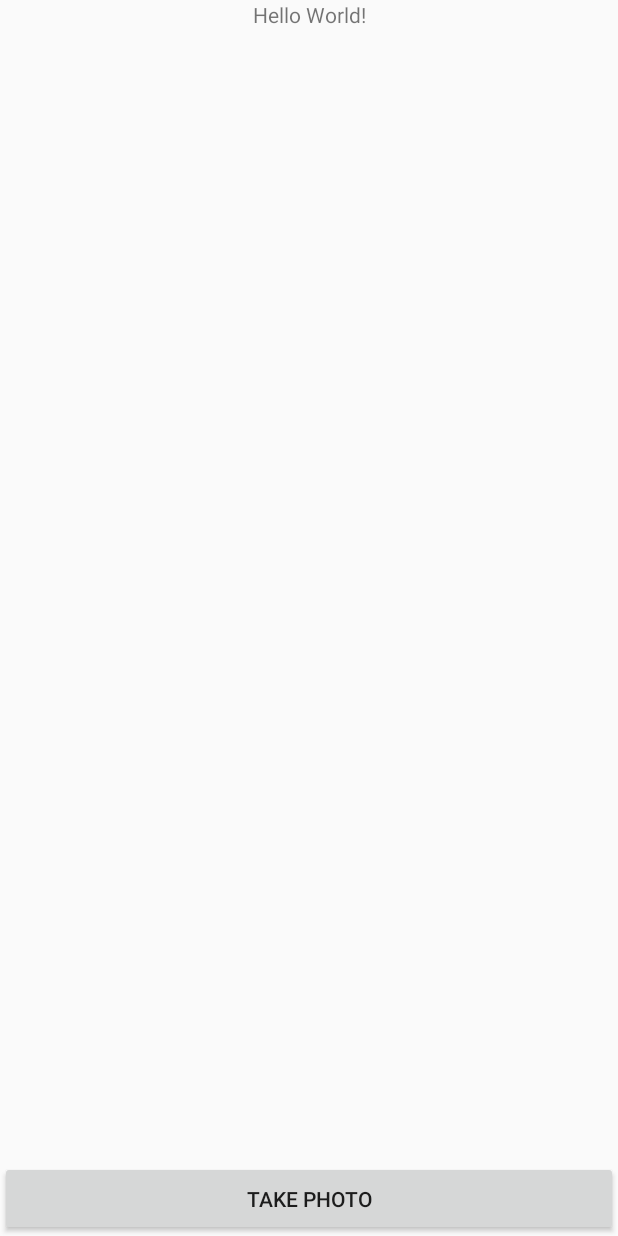
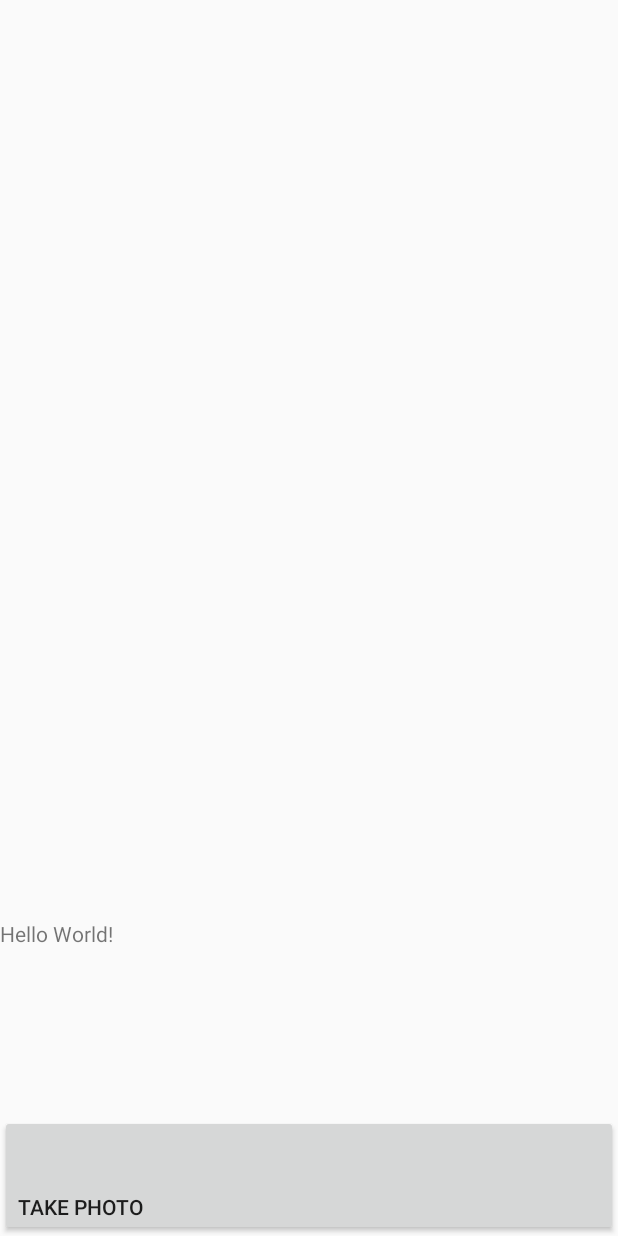
Before and after one commit to mevteev/WhatIsee, an Android app: the layout activity_camera.xml on its own in the app's theme, with its tools: preview values and no code run, on a phone screen of 412 x 824 dp. Run offline under Robolectric (Android 15) with nearby library versions, the phone set to English and light mode, and no system bars.

Commit message:
changed layout, added imageView

```diff
--- a/app/src/main/res/layout/activity_camera.xml
+++ b/app/src/main/res/layout/activity_camera.xml
@@ -1,16 +1,29 @@
 <?xml version="1.0" encoding="utf-8"?>
-<android.support.constraint.ConstraintLayout xmlns:android="http://schemas.android.com/apk/res/android"
+<LinearLayout xmlns:android="http://schemas.android.com/apk/res/android"
     xmlns:app="http://schemas.android.com/apk/res-auto"
     xmlns:tools="http://schemas.android.com/tools"
     android:layout_width="match_parent"
     android:layout_height="match_parent"
+    android:orientation="vertical"
     tools:context="com.jewtiejew.whatisee.CameraActivity">
+
+    <ImageView
+        android:id="@+id/imageView"
+        android:layout_width="match_parent"
+        android:layout_height="wrap_content"
+        android:layout_weight="20"
+        app:layout_constraintEnd_toEndOf="parent"
+        app:layout_constraintStart_toStartOf="parent"
+        app:layout_constraintTop_toTopOf="parent"
+        app:srcCompat="@android:color/transparent" />
 
     <TextView
         android:id="@+id/textView"
-        android:layout_width="wrap_content"
-        android:layout_height="0dp"
+        android:layout_width="match_parent"
+        android:layout_height="50dp"
         android:layout_marginBottom="50dp"
+        android:layout_weight="1"
+        android:freezesText="true"
         android:text="Hello World!"
         app:layout_constraintBottom_toBottomOf="parent"
         app:layout_constraintLeft_toLeftOf="parent"
@@ -21,10 +34,12 @@
         android:id="@+id/takePhotoButton"
         android:layout_width="match_parent"
         android:layout_height="50dp"
+        android:layout_weight="1"
+        android:gravity="bottom"
         android:onClick="onTakePhotoClick"
-        android:text="Take photo"
+        android:text="@string/take_photo"
         app:layout_constraintBottom_toBottomOf="parent"
         app:layout_constraintEnd_toEndOf="parent"
         app:layout_constraintStart_toStartOf="parent" />
 
-</android.support.constraint.ConstraintLayout>
+</LinearLayout>
--- a/app/src/main/res/values/strings.xml
+++ b/app/src/main/res/values/strings.xml
@@ -1,3 +1,4 @@
 <resources>
     <string name="app_name">What I see</string>
+    <string name="take_photo">Take photo</string>
 </resources>
--- a/app/src/main/res/values/styles.xml
+++ b/app/src/main/res/values/styles.xml
@@ -1,7 +1,7 @@
 <resources>
 
     <!-- Base application theme. -->
-    <style name="AppTheme" parent="Theme.AppCompat.Light.DarkActionBar">
+    <style name="AppTheme" parent="Base.Theme.AppCompat.Light.DarkActionBar">
         <!-- Customize your theme here. -->
         <item name="colorPrimary">@color/colorPrimary</item>
         <item name="colorPrimaryDark">@color/colorPrimaryDark</item>
```
